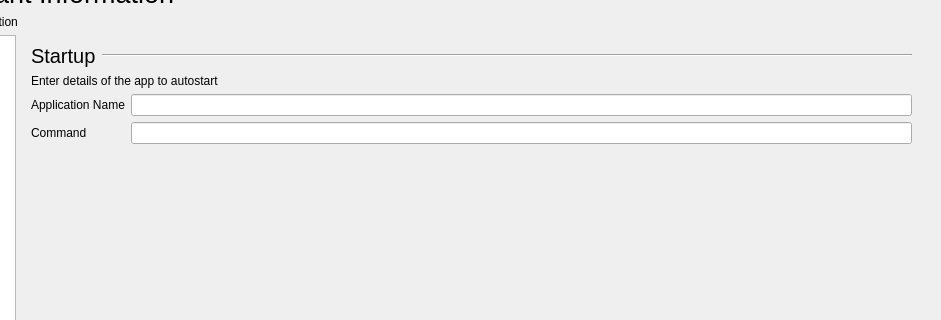
Before: the Qt Designer form shell/infopanedropdown.ui in vicr123/theshell, drawn with Qt 5; both pictures show x 260 to 1201 and y 117 to 437 of the 1201 by 835 pixel window.
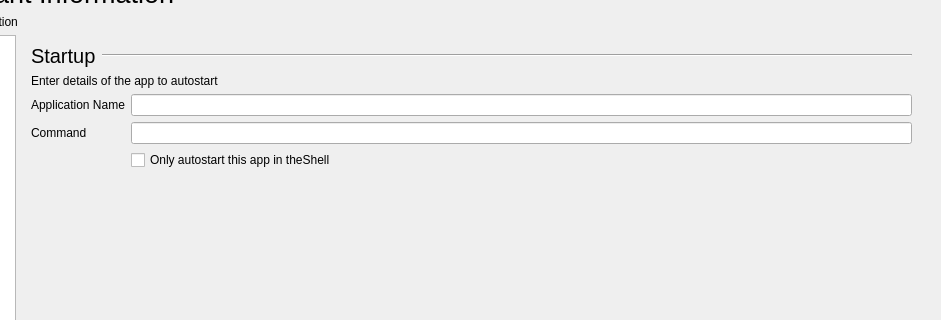
After: the same form once the commit is applied. The open tabs and pages were chosen to show the change. Icons and pictures are not drawn. Custom widgets are drawn as their Qt base class.

What changed in the file:
```diff
--- a/shell/infopanedropdown.ui
+++ b/shell/infopanedropdown.ui
@@ -2162,7 +2162,7 @@
                  <item row="2" column="1">
                   <widget class="QLineEdit" name="autostartAppCommand"/>
                  </item>
-                 <item row="4" column="0" colspan="2">
+                 <item row="5" column="0" colspan="2">
                   <layout class="QHBoxLayout" name="horizontalLayout_47">
                    <item>
                     <widget class="QPushButton" name="backAutoStartNewApp">
@@ -2218,7 +2218,7 @@
                    </property>
                   </widget>
                  </item>
-                 <item row="3" column="1">
+                 <item row="4" column="1">
                   <spacer name="verticalSpacer_6">
                    <property name="orientation">
                     <enum>Qt::Vertical</enum>
@@ -2231,6 +2231,13 @@
                    </property>
                   </spacer>
                  </item>
+                 <item row="3" column="1">
+                  <widget class="QCheckBox" name="autostartInTheshell">
+                   <property name="text">
+                    <string>Only autostart this app in theShell</string>
+                   </property>
+                  </widget>
+                 </item>
                 </layout>
                </widget>
               </widget>
```
